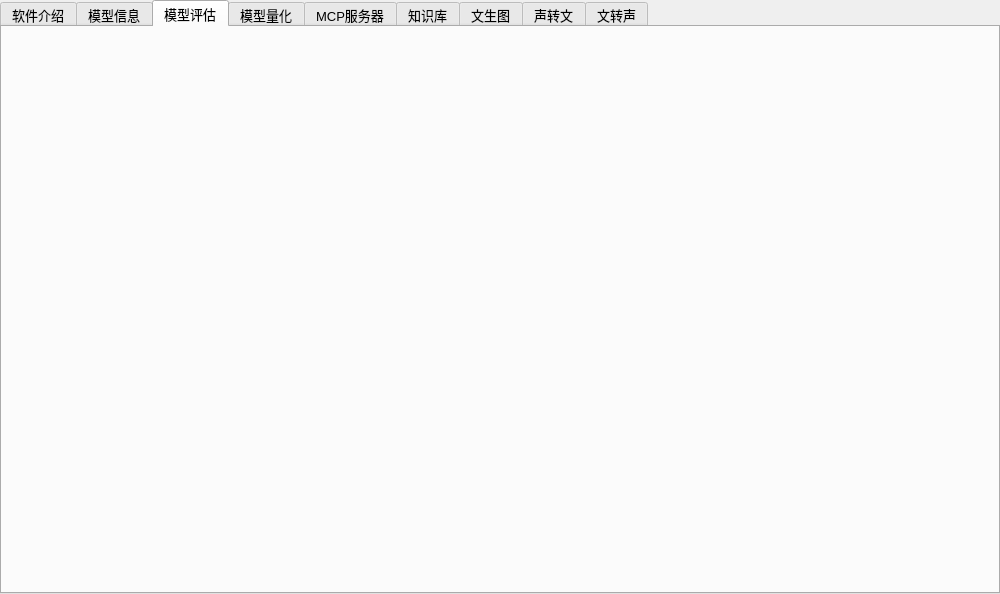
ylsdamxssjxxdd/eva, file src/expend/expend.ui: the form before one commit.
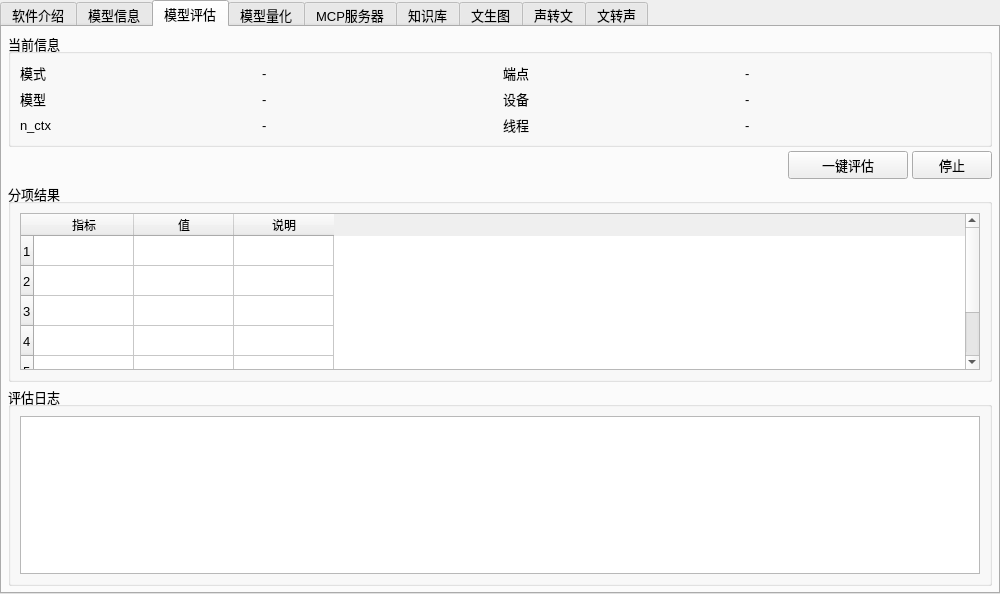
The form after the commit. Custom widgets are drawn as their Qt base class.

Commit message: 优化模型评估

```diff
--- a/src/expend/expend.ui
+++ b/src/expend/expend.ui
@@ -118,6 +118,80 @@
       <attribute name="title">
        <string>模型评估</string>
       </attribute>
+      <layout class="QVBoxLayout" name="eval_verticalLayout">
+       <property name="spacing">
+        <number>4</number>
+       </property>
+       <property name="leftMargin">
+        <number>6</number>
+       </property>
+       <property name="topMargin">
+        <number>6</number>
+       </property>
+       <property name="rightMargin">
+        <number>6</number>
+       </property>
+       <property name="bottomMargin">
+        <number>6</number>
+       </property>
+       <item>
+        <widget class="QGroupBox" name="eval_info_groupBox">
+         <property name="title">
+          <string>当前信息</string>
+         </property>
+         <layout class="QGridLayout" name="gridLayout_eval_info">
+          <item row="0" column="0"><widget class="QLabel" name="eval_mode_label"><property name="text"><string>模式</string></property></widget></item>
+          <item row="0" column="1"><widget class="QLabel" name="eval_mode_value"><property name="text"><string>-</string></property></widget></item>
+          <item row="0" column="2"><widget class="QLabel" name="eval_endpoint_label"><property name="text"><string>端点</string></property></widget></item>
+          <item row="0" column="3"><widget class="QLabel" name="eval_endpoint_value"><property name="text"><string>-</string></property></widget></item>
+          <item row="1" column="0"><widget class="QLabel" name="eval_model_label"><property name="text"><string>模型</string></property></widget></item>
+          <item row="1" column="1"><widget class="QLabel" name="eval_model_value"><property name="text"><string>-</string></property></widget></item>
+          <item row="1" column="2"><widget class="QLabel" name="eval_device_label"><property name="text"><string>设备</string></property></widget></item>
+          <item row="1" column="3"><widget class="QLabel" name="eval_device_value"><property name="text"><string>-</string></property></widget></item>
+          <item row="2" column="0"><widget class="QLabel" name="eval_nctx_label"><property name="text"><string>n_ctx</string></property></widget></item>
+          <item row="2" column="1"><widget class="QLabel" name="eval_nctx_value"><property name="text"><string>-</string></property></widget></item>
+          <item row="2" column="2"><widget class="QLabel" name="eval_threads_label"><property name="text"><string>线程</string></property></widget></item>
+          <item row="2" column="3"><widget class="QLabel" name="eval_threads_value"><property name="text"><string>-</string></property></widget></item>
+         </layout>
+        </widget>
+       </item>
+       <item>
+        <layout class="QHBoxLayout" name="horizontalLayout_eval_buttons">
+         <item><spacer name="eval_buttons_spacer"><property name="orientation"><enum>Qt::Horizontal</enum></property><property name="sizeHint" stdset="0"><size><width>40</width><height>20</height></size></property></spacer></item>
+         <item><widget class="QPushButton" name="eval_start_pushButton"><property name="minimumSize"><size><width>120</width><height>28</height></size></property><property name="text"><string>一键评估</string></property></widget></item>
+         <item><widget class="QPushButton" name="eval_stop_pushButton"><property name="minimumSize"><size><width>80</width><height>28</height></size></property><property name="text"><string>停止</string></property></widget></item>
+        </layout>
+       </item>
+       <item>
+        <widget class="QGroupBox" name="eval_result_groupBox">
+         <property name="title"><string>分项结果</string></property>
+         <layout class="QVBoxLayout" name="verticalLayout_eval_table">
+          <item>
+           <widget class="QTableWidget" name="eval_table">
+            <property name="columnCount"><number>3</number></property>
+            <property name="rowCount"><number>6</number></property>
+            <column><property name="text"><string>指标</string></property></column>
+            <column><property name="text"><string>值</string></property></column>
+            <column><property name="text"><string>说明</string></property></column>
+           </widget>
+          </item>
+         </layout>
+        </widget>
+       </item>
+       <item>
+        <widget class="QGroupBox" name="eval_log_groupBox">
+         <property name="title"><string>评估日志</string></property>
+         <layout class="QVBoxLayout" name="verticalLayout_eval_log">
+          <item>
+           <widget class="QPlainTextEdit" name="eval_log_plainTextEdit">
+            <property name="minimumSize"><size><width>0</width><height>120</height></size></property>
+            <property name="readOnly"><bool>true</bool></property>
+           </widget>
+          </item>
+         </layout>
+        </widget>
+       </item>
+      </layout>
      </widget>
      <widget class="QWidget" name="tab_4">
       <attribute name="title">
```
The commit also changes 11 other files.
